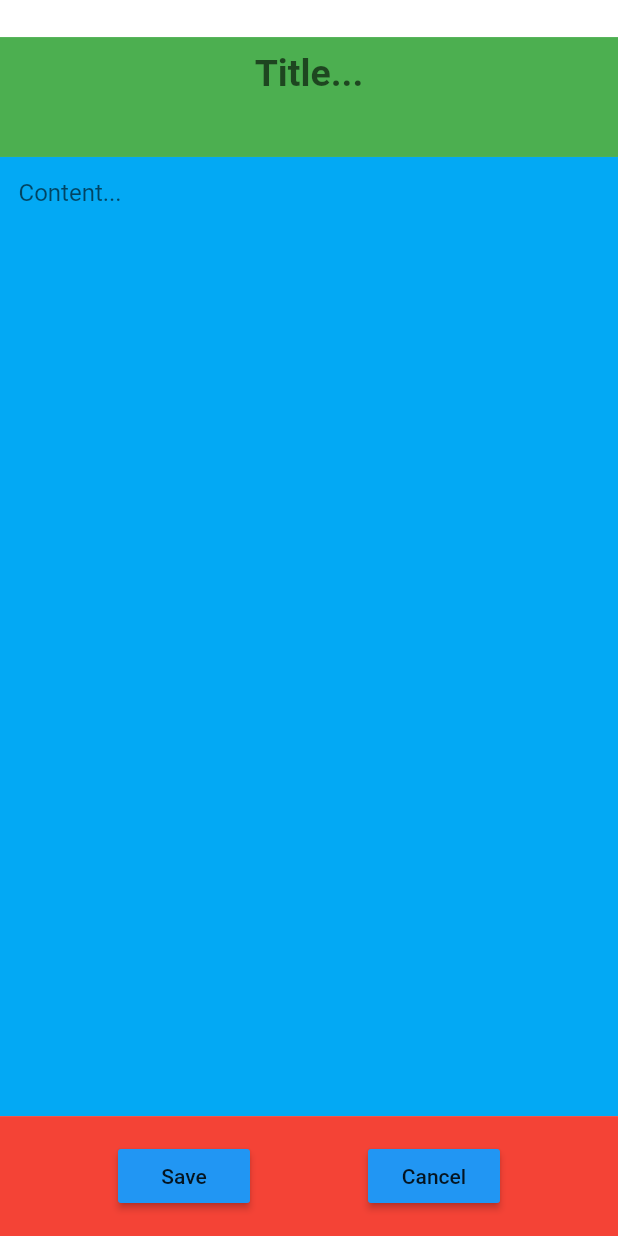
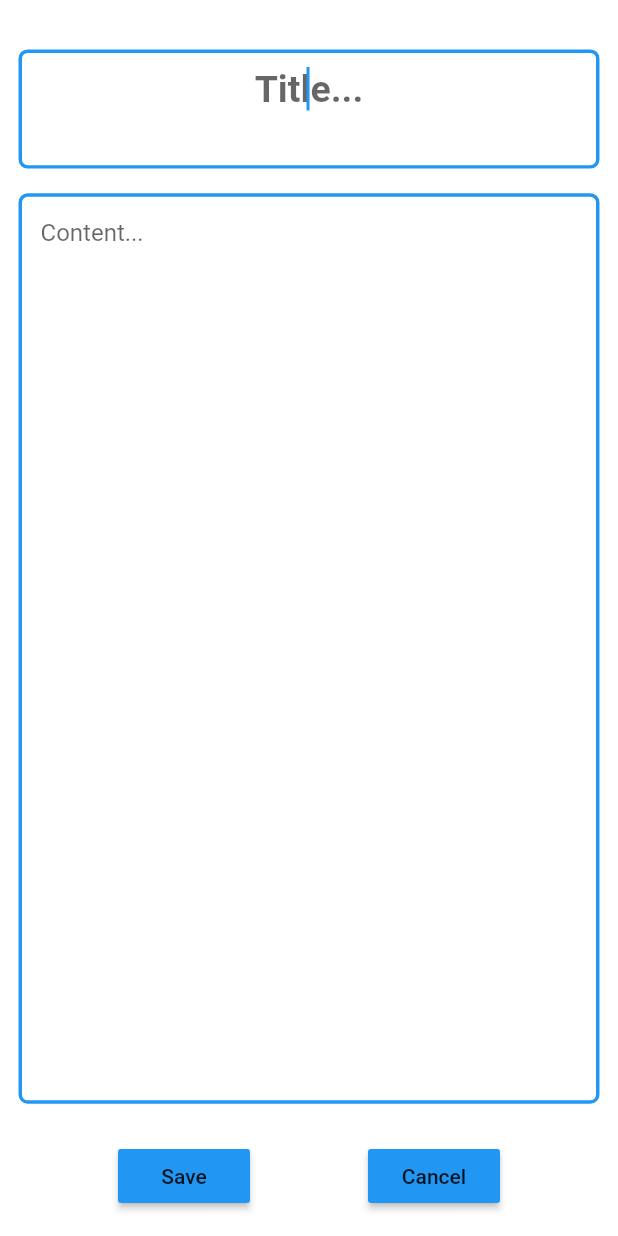
Before and after one commit to tinltgifhub/Notes_app_flutter, a Flutter app: the screen it shows after launch, after a tap on the "add" icon, on a phone screen of 412 x 824 dp. Run offline on Flutter 3.47's test engine with Material 2 defaults, Android fonts, the phone set to English and light mode, and no system bars; our stand-ins replace flutter_slidable, hive_flutter; accounts and stored records are empty.

Commit message:
update notelist

```diff
--- a/lib/data/database.dart
+++ b/lib/data/database.dart
@@ -1,5 +1,6 @@
 import 'package:flutter/material.dart';
 import 'package:hive_flutter/hive_flutter.dart';
+
 
 class ToDoDataBase{
   List toDoList=[];
@@ -7,7 +8,6 @@ class ToDoDataBase{
 
   void createInitialData(){
     toDoList=[
-      ['example task',false]
     ];
   }
 
--- a/lib/pages/home_page.dart
+++ b/lib/pages/home_page.dart
@@ -2,7 +2,7 @@ import 'package:flutter/material.dart';
 import 'package:hive_flutter/hive_flutter.dart';
 import 'package:learn_flutter/data/database.dart';
 import 'package:learn_flutter/util/newNote.dart';
-import 'package:learn_flutter/util/todo_tile.dart';
+import 'package:learn_flutter/util/noteLists.dart';
 import 'package:flutter/services.dart';
 
 
@@ -22,7 +22,8 @@ class _HomePageState extends State<HomePage> {
 
   ToDoDataBase db=ToDoDataBase();
 
-  final _controller=TextEditingController();
+  final title_controller=TextEditingController();
+  final content_controller=TextEditingController();
 
   @override
 
@@ -33,20 +34,22 @@ class _HomePageState extends State<HomePage> {
     }else{
       db.loadData();
     }
+
     super.initState();
   }
 
-  void checkBoxChanged(bool? value,int index){
-      setState(() {
-        db.toDoList[index][1]=!db.toDoList[index][1];
-      });
-      db.updateDataBase();
-  }
+  // void checkBoxChanged(bool? value,int index){
+  //     setState(() {
+  //       db.toDoList[index].isDone=!db.toDoList[index].isDone;
+  //     });
+  //     db.updateDataBase();
+  // }
 
   void saveNewTask(){
     setState(() {
-      db.toDoList.add([_controller.text,false]);
-      _controller.clear();
+      db.toDoList.add([title_controller.text,content_controller.text,1]);
+      title_controller.clear();
+      content_controller.clear();
     });
     db.updateDataBase();
     Navigator.of(context).pop();
@@ -54,7 +57,8 @@ class _HomePageState extends State<HomePage> {
 
   void handleOnCancel(){
     setState(() {
-      _controller.clear();
+      title_controller.clear();
+      content_controller.clear();
     });
     Navigator.of(context).pop();
     }
@@ -65,7 +69,8 @@ class _HomePageState extends State<HomePage> {
       MaterialPageRoute(
         builder: (context){
         return newNote(
-          controller: _controller ,
+          title_controller: title_controller ,
+          content_controller: content_controller,
           onSave: saveNewTask,
           onCancel: handleOnCancel,
         );
@@ -81,8 +86,10 @@ class _HomePageState extends State<HomePage> {
   }
 
 
+  Widget build(BuildContext context) {
+    double screenWidth = MediaQuery.of(context).size.width;
+    double screenHeight = MediaQuery.of(context).size.height;
 
-  Widget build(BuildContext context) {
     return Scaffold(
       backgroundColor: Color.fromARGB(255, 255, 255, 255),
       appBar: AppBar(
@@ -107,16 +114,17 @@ class _HomePageState extends State<HomePage> {
       body: Container(
         margin: EdgeInsets.only(top: 0),
         child: ListView.builder(
-        itemCount: db.toDoList.length,
-        itemBuilder: (context, index) {
-            return ToDoTile(
-              taskName: db.toDoList[index][0],
-              taskCompleted: db.toDoList[index][1],
-              onChanged: (value)=>checkBoxChanged(value,index),
+          itemCount: db.toDoList.length,
+          itemBuilder: (context, index) {
+            return noteLists(
+              title: db.toDoList[index][0],
+              content: db.toDoList[index][1],
+              // taskCompleted: db.toDoList[index].isDone,
+              // onChanged: (value)=>checkBoxChanged(value,index),
               deleteFunction: (context)=>deleteTask(index),
             );
-        },
-      ),
+            },
+        ),
       ),
     );
   }
--- a/lib/util/newNote.dart
+++ b/lib/util/newNote.dart
@@ -4,13 +4,14 @@ import 'package:flutter/services.dart';
 
 
 class newNote extends StatelessWidget {
-  final controller;
+  final title_controller,content_controller;
   VoidCallback onSave;
   VoidCallback onCancel;
 
   newNote({
     super.key,
-    required this.controller,
+    required this.title_controller,
+    required this.content_controller,
     required this.onSave,
     required this.onCancel,
     });
@@ -41,12 +42,22 @@ class newNote extends StatelessWidget {
             mainAxisAlignment: MainAxisAlignment.spaceEvenly,
             children: [
               Expanded(
-                flex: 1,
+                flex: 12,
                 child: Container(
-                  color: Colors.green,
+                  // color: Colors.green,
+                  margin: EdgeInsets.symmetric(vertical: screenHeight*0.01,horizontal: screenWidth*0.03),
+                  decoration: BoxDecoration(
+                    border: Border.all(
+                      color: Colors.blue,
+                      width: 2.3,
+                      ),
+                    borderRadius: BorderRadius.circular(6),
+                  ),
                   child: Flexible(
                     child: TextField(
+                      controller: title_controller,
                       textAlign: TextAlign.center,
+                      autofocus: true,
                       style: TextStyle(
                         fontSize: 25,
                         fontWeight: FontWeight.w700,
@@ -64,12 +75,20 @@ class newNote extends StatelessWidget {
               ),
 
               Expanded(
-                flex: 8,
+                flex: 78,
                 child:Container(
-                  color: Colors.lightBlue,
+                  margin: EdgeInsets.symmetric(vertical: screenHeight*0.01,horizontal: screenWidth*0.03),
+                  decoration: BoxDecoration(
+                    border: Border.all(
+                      color: Colors.blue,
+                      width: 2.3,
+                      ),
+                    borderRadius: BorderRadius.circular(6),
+                  ),
+                  // color: Colors.lightBlue,
                   child:Flexible(
                     child: TextField(
-                      controller: controller,
+                      controller: content_controller,
                       keyboardType: TextInputType.multiline,
                       maxLines: null,
                       decoration: InputDecoration(
@@ -84,12 +103,13 @@ class newNote extends StatelessWidget {
 
 
               Expanded(
-                flex: 1,
+                flex: 10,
                 child: Container(
-                  color: Colors.red,
+                  // color: Colors.red,
                   child: Row(
                     mainAxisAlignment: MainAxisAlignment.spaceEvenly,
                     children: [
+                      // IconButton(onPressed: () => {}, icon: Icon(Icons.add)),
                       MyButton(
                         text: "Save",
                         onPressed: onSave),
--- a/lib/util/todo_tile.dart
+++ /dev/null
@@ -1,63 +0,0 @@
-import 'package:flutter/material.dart';
-import 'package:flutter_slidable/flutter_slidable.dart';
-
-class ToDoTile extends StatelessWidget {
-  final String taskName;
-  final bool taskCompleted;
-  Function(bool?)?onChanged;
-  Function(BuildContext)?deleteFunction;
-
-  ToDoTile({super.key,
-    required this.taskName,
-    required this.taskCompleted,
-    required this.onChanged,
-    required this.deleteFunction,
-    });
-
-  @override
-  Widget build(BuildContext context) {
-    return Padding(
-      padding: const EdgeInsets.only(left: 15,right: 15,top: 20),
-      child: Slidable(
-        endActionPane: ActionPane(
-          motion: StretchMotion(),
-          children:[
-            SlidableAction(
-              onPressed: deleteFunction,
-              icon: Icons.delete,
-              backgroundColor: Colors.red.shade300,
-              borderRadius: BorderRadius.circular(12),
-                ),
-              ],
-            ),
-
-      child: Container(
-        padding: EdgeInsets.all(10),
-        child:Row(
-          children:[
-            // Checkbox(
-            //   value: taskCompleted,
-            //   onChanged: onChanged,
-            //   activeColor: Colors.black38,
-            //   ),
-            Text(
-              taskName,
-              style: TextStyle(
-                fontWeight: FontWeight.w700,
-                fontSize: 20,
-                color: taskCompleted
-                ? Colors.black38:Colors.black,
-              ),
-            ),
-          ],
-          ),
-          decoration: BoxDecoration(
-            color:taskCompleted? Colors.black38:Colors.blue,
-            borderRadius: BorderRadius.circular(12),
-          ),
-
-      ),
-      ),
-    );
-  }
-}
```
Also changed, not shown: lib/util/noteLists.dart (added, +83 -0 lines).
